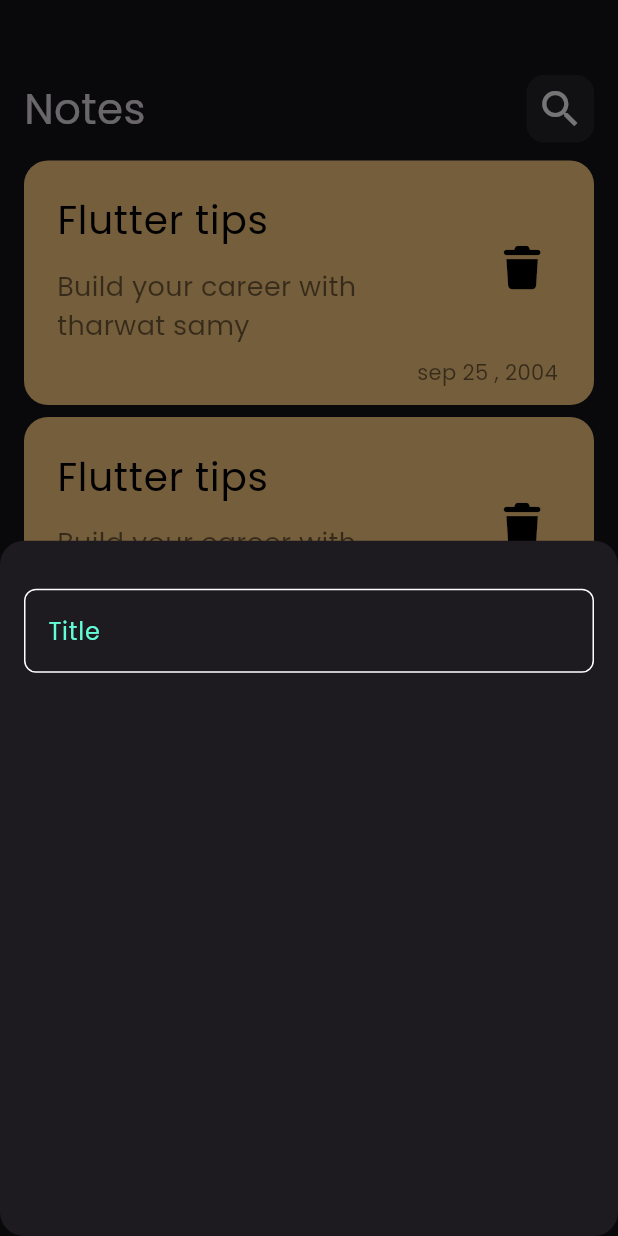
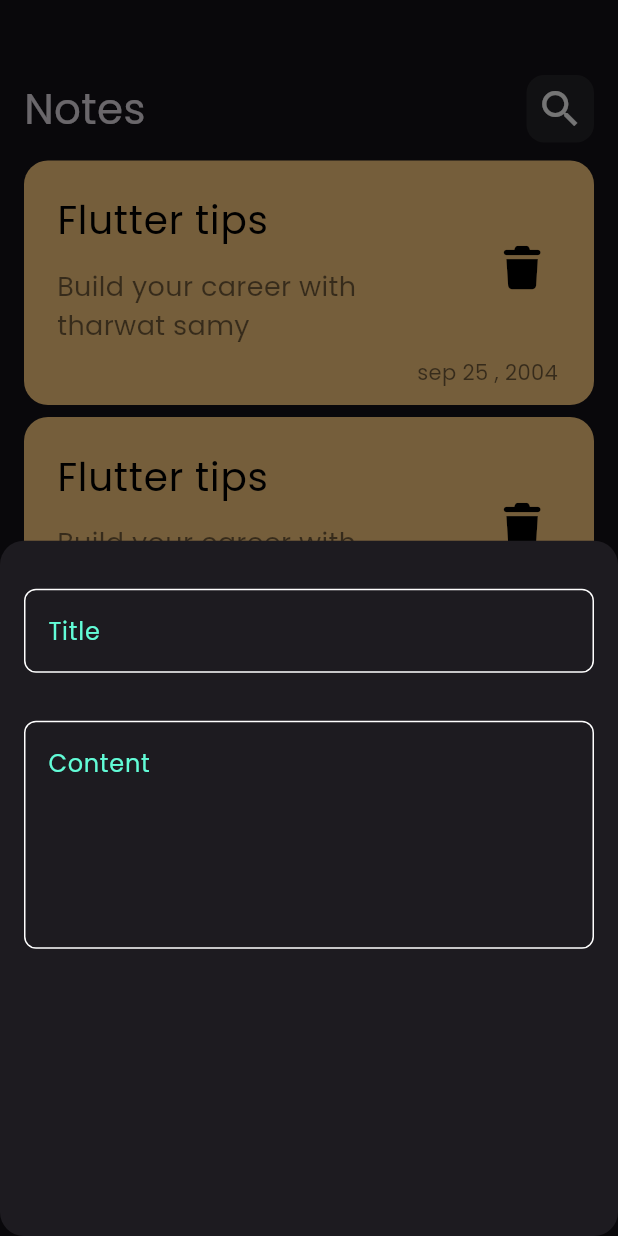
Before and after one commit to YassaTamer/notes_app, a Flutter app: the screen it shows after launch, after a tap on the "add" icon, on a phone screen of 412 x 824 dp. Run offline on Flutter 3.47's test engine with Material 3 defaults, Android fonts, the phone set to English and light mode, and no system bars; our stand-ins replace font_awesome_flutter; missing offline and left inert: dart:ffi.

Commit message:
Refactor AddNoteBottomSheet and CustomTextField to enhance note creation UI

```diff
--- a/lib/widgets/add_note_bottom_sheet.dart
+++ b/lib/widgets/add_note_bottom_sheet.dart
@@ -1,3 +1,5 @@
+import 'dart:ffi';
+
 import 'package:flutter/material.dart';
 import 'package:notes_app/widgets/custom_text_field.dart';
 
@@ -8,7 +10,14 @@ class AddNoteBottomSheet extends StatelessWidget {
   Widget build(BuildContext context) {
     return Padding(
       padding: const EdgeInsets.symmetric(horizontal: 16.0),
-      child: Column(children: [SizedBox(height: 32), CustomTextField()]),
+      child: Column(
+        children: [
+          SizedBox(height: 32),
+          CustomTextField(hint: 'Title'),
+          SizedBox(height: 32),
+          CustomTextField(hint: 'Content', maxLines: 5),
+        ],
+      ),
     );
   }
 }
--- a/lib/widgets/custom_text_field.dart
+++ b/lib/widgets/custom_text_field.dart
@@ -2,13 +2,16 @@ import 'package:flutter/material.dart';
 import 'package:notes_app/constants.dart';
 
 class CustomTextField extends StatelessWidget {
-  const CustomTextField({super.key});
-
+  const CustomTextField({super.key, required this.hint,  this.maxLines = 1 });
+  final String hint;
+  final int maxLines;
   @override
   Widget build(BuildContext context) {
     return TextField(
+      maxLines: maxLines,
       decoration: InputDecoration(
-        hintText: 'Title',
+        hintText: hint,
+
         hintStyle: TextStyle(color: kPrimaryColor),
         border: buildBorder(),
         enabledBorder: buildBorder(),
```
